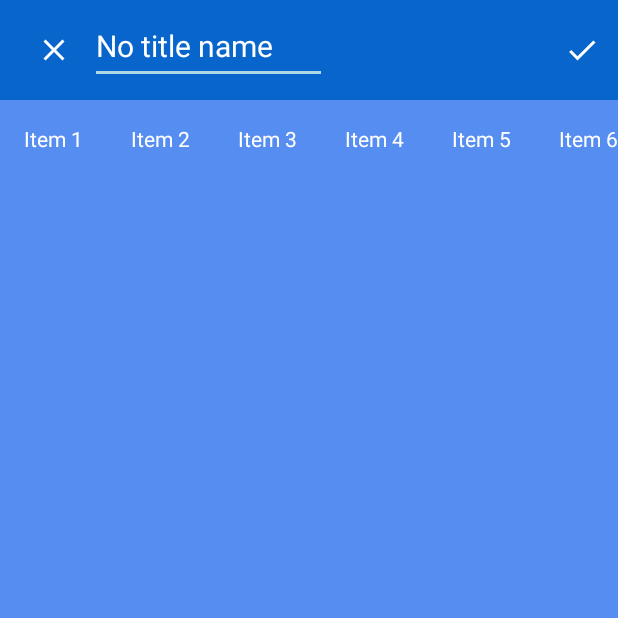
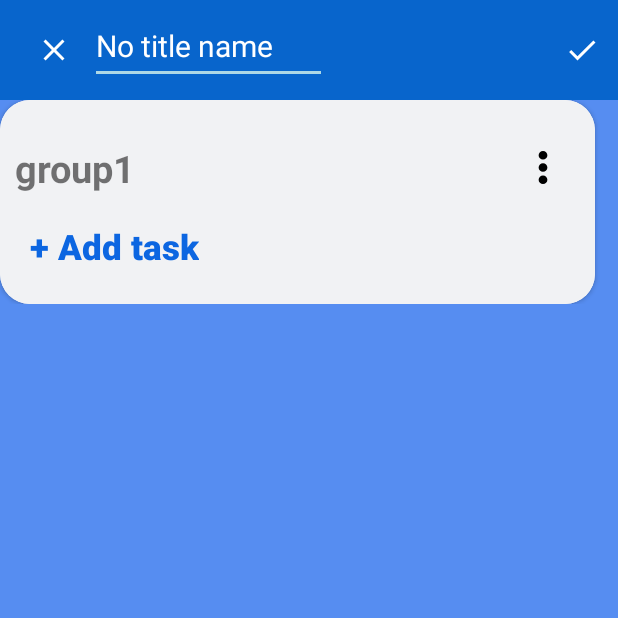
Before and after one commit to leequanno1/Task-manager-mobile-app, an Android app: the BoardActivity screen opened directly, with no data from a screen before it, on a phone screen of 412 x 824 dp, the top half of it. Run offline under Robolectric (Android 15) with nearby library versions, the phone set to English and light mode, and no system bars.

Commit message:
first merge resolve

```diff
--- a/app/src/main/java/com/example/taskmanagerment/BoardActivity.java
+++ b/app/src/main/java/com/example/taskmanagerment/BoardActivity.java
@@ -12,11 +12,20 @@ import android.view.inputmethod.InputMethodManager;
 import android.widget.EditText;
 import android.widget.ImageView;
 import android.widget.LinearLayout;
+import android.widget.Toast;
 
 import androidx.appcompat.widget.Toolbar;
 
 import androidx.appcompat.app.AppCompatActivity;
+import androidx.constraintlayout.widget.Group;
+import androidx.recyclerview.widget.LinearLayoutManager;
+import androidx.recyclerview.widget.RecyclerView;
 
+import com.example.taskmanagerment.models.TaskGroup;
+import com.example.taskmanagerment.services.TaskGroupAdapter;
+
+import java.util.ArrayList;
+import java.util.List;
 import java.util.Objects;
 
 public class BoardActivity extends AppCompatActivity {
@@ -24,8 +33,9 @@ public class BoardActivity extends AppCompatActivity {
     private Toolbar boardToolbar;
     private ImageView goBackButton, moreOptionsButtonOfBoard, notificationButtonOfBoard;
     private ImageView filterButtonOfBoard, confirmEditTitleName, closeEnterTitleName;
-
     private EditText boardTitleEdt, filterEdt;
+    private RecyclerView groupHorizontalRecyclerView;
+    private List<TaskGroup> groups;
 
     private boolean isFillerEdtVisibility = false;
 
@@ -165,6 +175,13 @@ public class BoardActivity extends AppCompatActivity {
         confirmEditTitleName = (ImageView) findViewById(R.id.confirm_edit_title_name);
         closeEnterTitleName = (ImageView) findViewById(R.id.close_enter_title_name);
         filterEdt = (EditText) findViewById(R.id.filter_edt);
+        groupHorizontalRecyclerView = (RecyclerView) findViewById(R.id.groupHorizontalRecyclerView);
+        groups = new ArrayList<>();
+        groups.add(new TaskGroup(1,1,"group1", null, 0, 2, new ArrayList<>()));
+        groups.add(new TaskGroup(1,1,"group2", null, 0, 2, new ArrayList<>()));
+        groups.add(new TaskGroup(1,1,"group3", null, 0, 2, new ArrayList<>()));
+        groupHorizontalRecyclerView.setLayoutManager(new LinearLayoutManager(this, RecyclerView.HORIZONTAL, false));
+        groupHorizontalRecyclerView.setAdapter(new TaskGroupAdapter(groups, BoardActivity.this));
     }
 
     // Method to hide the keyboard
--- /dev/null
+++ b/app/src/main/java/com/example/taskmanagerment/customlistview/TaskGroupViewHolder.java
@@ -0,0 +1,129 @@
+package com.example.taskmanagerment.customlistview;
+
+import android.view.View;
+import android.widget.Button;
+import android.widget.EditText;
+import android.widget.ImageButton;
+import android.widget.ListView;
+import android.widget.RelativeLayout;
+import android.widget.TextView;
+
+import androidx.annotation.NonNull;
+import androidx.recyclerview.widget.RecyclerView;
+
+import com.example.taskmanagerment.R;
+
+public class TaskGroupViewHolder extends RecyclerView.ViewHolder {
+
+    RelativeLayout editGroupContainer;
+    RelativeLayout groupNameContainer;
+    RelativeLayout listContentContainer;
+    ImageButton editGroupCancel, editGroupConfirm, groupMenu;
+    EditText editGroupName;
+    TextView groupName;
+    ListView taskListView;
+
+    Button addNewGroup, addNewTask;
+    public TaskGroupViewHolder(@NonNull View itemView) {
+        super(itemView);
+        addNewGroup = itemView.findViewById(R.id.addNewGroup);
+        editGroupContainer = itemView.findViewById(R.id.editGroupContainer);
+        editGroupCancel = itemView.findViewById(R.id.editGroupCancel);
+        editGroupConfirm = itemView.findViewById(R.id.editGroupConfirm);
+        editGroupName = itemView.findViewById(R.id.editGroupName);
+        groupNameContainer = itemView.findViewById(R.id.groupNameContainer);
+        groupName = itemView.findViewById(R.id.groupName);
+        groupMenu = itemView.findViewById(R.id.groupMenu);
+        listContentContainer = itemView.findViewById(R.id.listContentContainer);
+        taskListView = itemView.findViewById(R.id.taskListView);
+        addNewTask = itemView.findViewById(R.id.addNewTask);
+    }
+
+    public RelativeLayout getEditGroupContainer() {
+        return editGroupContainer;
+    }
+
+    public Button getAddNewGroup() {
+        return addNewGroup;
+    }
+
+    public void setAddNewGroup(Button addNewGroup) {
+        this.addNewGroup = addNewGroup;
+    }
+
+    public void setEditGroupContainer(RelativeLayout editGroupContainer) {
+        this.editGroupContainer = editGroupContainer;
+    }
+
+    public RelativeLayout getGroupNameContainer() {
+        return groupNameContainer;
+    }
+
+    public void setGroupNameContainer(RelativeLayout groupNameContainer) {
+        this.groupNameContainer = groupNameContainer;
+    }
+
+    public ImageButton getEditGroupCancel() {
+        return editGroupCancel;
+    }
+
+    public void setEditGroupCancel(ImageButton editGroupCancel) {
+        this.editGroupCancel = editGroupCancel;
+    }
+
+    public ImageButton getEditGroupConfirm() {
+        return editGroupConfirm;
+    }
+
+    public void setEditGroupConfirm(ImageButton editGroupConfirm) {
+        this.editGroupConfirm = editGroupConfirm;
+    }
+
+    public ImageButton getGroupMenu() {
+        return groupMenu;
+    }
+
+    public void setGroupMenu(ImageButton groupMenu) {
+        this.groupMenu = groupMenu;
+    }
+
+    public EditText getEditGroupName() {
+        return editGroupName;
+    }
+
+    public void setEditGroupName(EditText editGroupName) {
+        this.editGroupName = editGroupName;
+    }
+
+    public TextView getGroupName() {
+        return groupName;
+    }
+
+    public void setGroupName(TextView groupName) {
+        this.groupName = groupName;
+    }
+
+    public ListView getTaskListView() {
+        return taskListView;
+    }
+
+    public void setTaskListView(ListView taskListView) {
+        this.taskListView = taskListView;
+    }
+
+    public Button getAddNewTask() {
+        return addNewTask;
+    }
+
+    public void setAddNewTask(Button addNewTask) {
+        this.addNewTask = addNewTask;
+    }
+
+    public RelativeLayout getListContentContainer() {
+        return listContentContainer;
+    }
+
+    public void setListContentContainer(RelativeLayout listContentContainer) {
+        this.listContentContainer = listContentContainer;
+    }
+}
--- a/app/src/main/java/com/example/taskmanagerment/models/TaskGroup.java
+++ b/app/src/main/java/com/example/taskmanagerment/models/TaskGroup.java
@@ -1,4 +1,6 @@
 package com.example.taskmanagerment.models;
+
+import java.util.List;
 
 public class TaskGroup {
 
@@ -14,13 +16,20 @@ public class TaskGroup {
 
     private int nextGroupId;
 
-    public TaskGroup(int groupId, int projectId, String groupName, String createdAt, int prevGroupId, int nextGroupId) {
+    private List<Task> tasks;
+
+
+    public TaskGroup(int groupId, int projectId, String groupName, String createdAt, int prevGroupId, int nextGroupId, List<Task> tasks) {
         this.groupId = groupId;
         this.projectId = projectId;
         this.groupName = groupName;
         this.createdAt = createdAt;
         this.prevGroupId = prevGroupId;
         this.nextGroupId = nextGroupId;
+        this.tasks = tasks;
+    }
+
+    public TaskGroup() {
     }
 
     public int getGroupId() {
@@ -71,4 +80,11 @@ public class TaskGroup {
         this.nextGroupId = nextGroupId;
     }
 
+    public List<Task> getTasks() {
+        return tasks;
+    }
+
+    public void setTasks(List<Task> tasks) {
+        this.tasks = tasks;
+    }
 }
--- a/app/src/main/java/com/example/taskmanagerment/services/TaskGroupHolder.java
+++ b/app/src/main/java/com/example/taskmanagerment/services/TaskAdapter.java
@@ -2,7 +2,6 @@ package com.example.taskmanagerment.services;
 
 import android.content.Context;
 import android.content.Intent;
-import android.graphics.Color;
 import android.view.View;
 import android.view.ViewGroup;
 import android.widget.ArrayAdapter;
@@ -21,14 +20,13 @@ import java.util.Date;
 import java.util.List;
 
 
-public class TaskGroupHolder extends ArrayAdapter<Task> {
+public class TaskAdapter extends ArrayAdapter<Task> {
 
     Context context;
     List<Task> resource;
-
     AppCompatActivity activity;
 
-    public TaskGroupHolder(@NonNull AppCompatActivity context, List<Task> resource) {
+    public TaskAdapter(@NonNull AppCompatActivity context, List<Task> resource) {
         super(context, R.layout.task_group, resource);
         this.context = context;
         this.resource = resource;
--- /dev/null
+++ b/app/src/main/java/com/example/taskmanagerment/services/TaskGroupAdapter.java
@@ -0,0 +1,51 @@
+package com.example.taskmanagerment.services;
+import android.content.Context;
+import android.view.LayoutInflater;
+import android.view.View;
+import android.view.ViewGroup;
+import androidx.annotation.NonNull;
+import androidx.appcompat.app.AppCompatActivity;
+import androidx.recyclerview.widget.RecyclerView;
+import com.example.taskmanagerment.R;
+import com.example.taskmanagerment.customlistview.TaskGroupViewHolder;
+import com.example.taskmanagerment.models.TaskGroup;
+
+import java.util.List;
+
+public class TaskGroupAdapter extends RecyclerView.Adapter<TaskGroupViewHolder> {
+
+    private List<TaskGroup> groups;
+    private Context context;
+    private AppCompatActivity activity;
+
+    public TaskGroupAdapter(List<TaskGroup> groups, AppCompatActivity activity) {
+        this.groups = groups;
+        this.context = activity;
+        this.activity = activity;
+    }
+
+    @NonNull
+    @Override
+    public TaskGroupViewHolder onCreateViewHolder(@NonNull ViewGroup parent, int viewType) {
+        View view = LayoutInflater.from(parent.getContext()).inflate(R.layout.task_group, parent, false);
+        return new TaskGroupViewHolder(view);
+    }
+
+    @Override
+    public void onBindViewHolder(@NonNull TaskGroupViewHolder holder, int position) {
+        if(position == groups.size()) {
+            holder.getAddNewGroup().setVisibility(View.VISIBLE);
+            holder.getGroupNameContainer().setVisibility(View.GONE);
+            holder.getListContentContainer().setVisibility(View.GONE);
+        }else {
+            holder.getGroupName().setText(groups.get(position).getGroupName());
+            holder.getTaskListView().setAdapter(new TaskAdapter(activity, groups.get(position).getTasks()));
+        }
+    }
+
+    @Override
+    public int getItemCount() {
+        return groups.size()+1;
+    }
+
+}
--- a/app/src/main/res/layout/board_layout.xml
+++ b/app/src/main/res/layout/board_layout.xml
@@ -131,74 +131,24 @@
 
     </androidx.appcompat.widget.Toolbar>
 
-    <HorizontalScrollView
+    <LinearLayout
         android:id="@+id/horizontal_scroll_view"
-        android:layout_width="0dp"
+        android:layout_width="match_parent"
         android:layout_height="0dp"
         android:fillViewport="true"
+        android:orientation="horizontal"
         android:scrollbars="none"
         app:layout_constraintBottom_toBottomOf="parent"
         app:layout_constraintEnd_toEndOf="parent"
         app:layout_constraintStart_toStartOf="parent"
         app:layout_constraintTop_toBottomOf="@id/board_toolbar">
 
-        <LinearLayout
+        <androidx.recyclerview.widget.RecyclerView
+            android:id="@+id/groupHorizontalRecyclerView"
             android:layout_width="wrap_content"
-            android:layout_height="match_parent"
-            android:orientation="horizontal">
-
-            <!-- Add your horizontal scrolling views here -->
-            <TextView
-                android:layout_width="wrap_content"
-                android:layout_height="wrap_content"
-                android:padding="16dp"
-                android:text="Item 1"
-                android:textColor="@android:color/white" />
-
-            <TextView
-                android:layout_width="wrap_content"
-                android:layout_height="wrap_content"
-                android:padding="16dp"
-                android:text="Item 2"
-                android:textColor="@android:color/white" />
-
-            <TextView
-                android:layout_width="wrap_content"
-                android:layout_height="wrap_content"
-                android:padding="16dp"
-                android:text="Item 3"
-                android:textColor="@android:color/white" />
-
-            <TextView
-                android:layout_width="wrap_content"
-                android:layout_height="wrap_content"
-                android:padding="16dp"
-                android:text="Item 4"
-                android:textColor="@android:color/white" />
-
-            <TextView
-                android:layout_width="wrap_content"
-                android:layout_height="wrap_content"
-                android:padding="16dp"
-                android:text="Item 5"
-                android:textColor="@android:color/white" />
-
-            <TextView
-                android:layout_width="wrap_content"
-                android:layout_height="wrap_content"
-                android:padding="16dp"
-                android:text="Item 6"
-                android:textColor="@android:color/white" />
-
-            <TextView
-                android:layout_width="wrap_content"
-                android:layout_height="wrap_content"
-                android:padding="16dp"
-                android:text="Item 7"
-                android:textColor="@android:color/white" />
-            <!-- Add more items as needed -->
-
-        </LinearLayout>
-    </HorizontalScrollView>
+            android:layout_height="wrap_content"
+            android:orientation="horizontal"
+            tools:listitem="@layout/task_group" />
+    </LinearLayout>
 
 </androidx.constraintlayout.widget.ConstraintLayout>
--- a/app/src/main/res/layout/task_group.xml
+++ b/app/src/main/res/layout/task_group.xml
@@ -1,104 +1,129 @@
 <?xml version="1.0" encoding="utf-8"?>
 <androidx.cardview.widget.CardView xmlns:android="http://schemas.android.com/apk/res/android"
+    xmlns:app="http://schemas.android.com/apk/res-auto"
+    xmlns:tools="http://schemas.android.com/tools"
     android:layout_width="match_parent"
     android:layout_height="wrap_content"
-    xmlns:app="http://schemas.android.com/apk/res-auto"
-    xmlns:tools="http://schemas.android.com/tools"
+    android:layout_marginRight="15dp"
     app:cardCornerRadius="20dp">
 
     <LinearLayout
         android:layout_width="match_parent"
         android:layout_height="match_parent"
+        android:background="@color/app_background"
         android:orientation="vertical"
-        android:background="@color/app_background"
-        android:paddingVertical="15dp"
-        android:paddingHorizontal="10dp">
+        android:paddingHorizontal="10dp"
+        android:paddingVertical="15dp">
+
+        <Button
+            android:id="@+id/addNewGroup"
+            android:layout_width="match_parent"
+            android:layout_height="wrap_content"
+            android:background="?attr/selectableItemBackgroundBorderless"
+            android:paddingHorizontal="10dp"
+            android:paddingVertical="5dp"
+            android:text="+ Add group..."
+            android:textAllCaps="false"
+            android:textColor="#0c66e1"
+            android:textSize="23dp"
+            android:textStyle="bold"
+            android:visibility="gone" />
+
         <RelativeLayout
+            android:id="@+id/editGroupContainer"
             android:layout_width="match_parent"
             android:layout_height="wrap_content"
             android:visibility="gone">
 
             <ImageButton
-                android:id="@+id/imageButton"
+                android:id="@+id/editGroupCancel"
                 android:layout_width="50dp"
                 android:layout_height="50dp"
                 android:layout_centerVertical="true"
-                android:src="@drawable/baseline_clear"
                 android:background="?attr/selectableItemBackgroundBorderless"
+                android:scaleX="1.5"
                 android:scaleY="1.5"
-                android:scaleX="1.5"/>
+                android:src="@drawable/baseline_clear" />
 
             <EditText
-                android:id="@+id/editTextText"
+                android:id="@+id/editGroupName"
                 android:layout_width="match_parent"
                 android:layout_height="60dp"
                 android:layout_marginLeft="50dp"
                 android:layout_marginRight="50dp"
+                android:background="@android:color/transparent"
+                android:ems="10"
+                android:inputType="text"
                 android:paddingHorizontal="10dp"
-                android:ems="10"
-                android:textStyle="bold"
-                android:background="@android:color/transparent"
+                android:text="Name"
                 android:textSize="25dp"
-                android:inputType="text"
-                android:text="Name" />
+                android:textStyle="bold" />
 
             <ImageButton
-                android:id="@+id/imageButton2"
+                android:id="@+id/editGroupConfirm"
                 android:layout_width="50dp"
                 android:layout_height="50dp"
+                android:layout_alignParentRight="true"
                 android:layout_centerVertical="true"
-                android:layout_alignParentRight="true"
-                android:src="@drawable/baseline_check"
                 android:background="?attr/selectableItemBackgroundBorderless"
+                android:scaleX="1.5"
                 android:scaleY="1.5"
-                android:scaleX="1.5"/>
+                android:src="@drawable/baseline_check" />
         </RelativeLayout>
 
         <RelativeLayout
+            android:id="@+id/groupNameContainer"
+            android:layout_width="match_parent"
+            android:layout_height="wrap_content"
+            android:visibility="visible">
+
+            <TextView
+                android:id="@+id/groupName"
+                android:layout_width="match_parent"
+                android:layout_height="60dp"
+                android:gravity="center_vertical"
+                android:text="TextView"
+                android:textSize="25dp"
+                android:textStyle="bold" />
+
+            <ImageButton
+                android:id="@+id/groupMenu"
+                android:layout_width="50dp"
+                android:layout_height="50dp"
+                android:layout_alignParentRight="true"
+                android:layout_centerVertical="true"
+                android:background="?attr/selectableItemBackgroundBorderless"
+                android:src="@drawable/ellipsis_vertical_solid" />
+        </RelativeLayout>
+
+        <RelativeLayout
+            android:id="@+id/listContentContainer"
             android:layout_width="match_parent"
             android:layout_height="wrap_content">
 
-            <TextView
-                android:id="@+id/textView"
-                android:layout_width="match_parent"
-                android:layout_height="60dp"
-                android:text="TextView"
-                android:gravity="center_vertical"
-                android:textStyle="bold"
-                android:textSize="25dp"/>
-
-            <ImageButton
-                android:id="@+id/imageButton3"
-                android:layout_width="50dp"
-                android:layout_height="50dp"
-                android:layout_centerVertical="true"
-                android:layout_alignParentRight="true"
-                android:src="@drawable/ellipsis_vertical_solid"
-                android:background="?attr/selectableItemBackgroundBorderless"
-                />
-        </RelativeLayout>
-        <RelativeLayout
-            android:layout_width="match_parent"
-            android:layout_height="wrap_content">
             <ListView
+                android:id="@+id/taskListView"
                 android:layout_width="match_parent"
                 android:layout_height="wrap_content"
-                tools:listitem="@layout/task_item"
                 android:background="@android:color/transparent"
                 android:divider="@null"
                 android:dividerHeight="0dp"
-                android:layout_marginBottom="45dp" />
-            <TextView
+                android:paddingBottom="45dp"
+                tools:listitem="@layout/task_item" />
+
+            <Button
+                android:id="@+id/addNewTask"
                 android:layout_width="wrap_content"
                 android:layout_height="wrap_content"
-                android:textSize="23dp"
-                android:text="+ Add task"
-                android:textColor="#0c66e1"
-                android:textStyle="bold"
-                android:layout_alignParentBottom="true"
+                android:layout_alignBottom="@+id/taskListView"
+                android:background="?attr/selectableItemBackgroundBorderless"
                 android:paddingHorizontal="10dp"
                 android:paddingVertical="5dp"
-                android:background="?attr/selectableItemBackgroundBorderless"/>
+                android:text="+ Add task"
+                android:textAllCaps="false"
+                android:textColor="#0c66e1"
+                android:textSize="23dp"
+                android:textStyle="bold" />
         </RelativeLayout>
     </LinearLayout>
 </androidx.cardview.widget.CardView>
```
